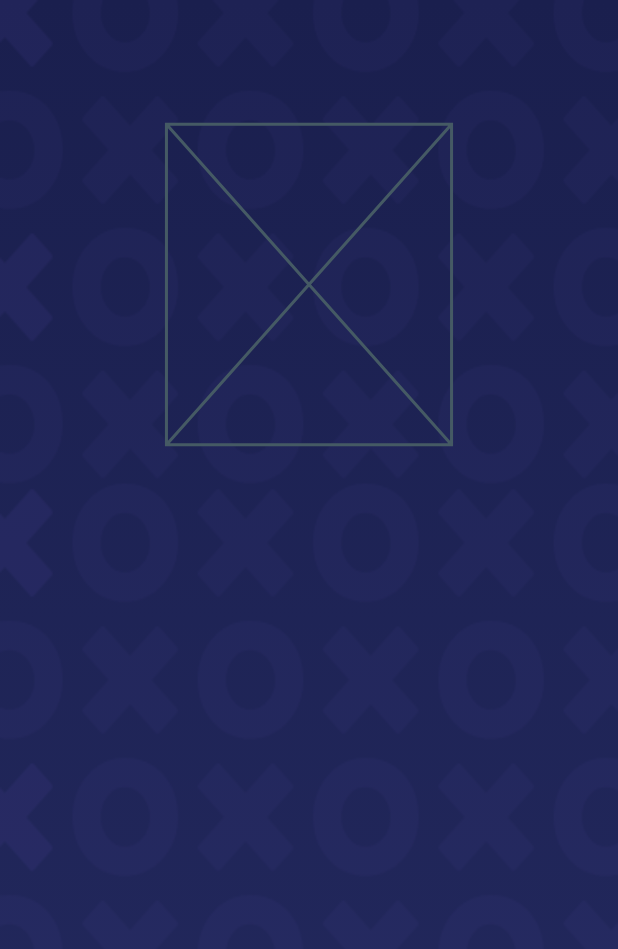
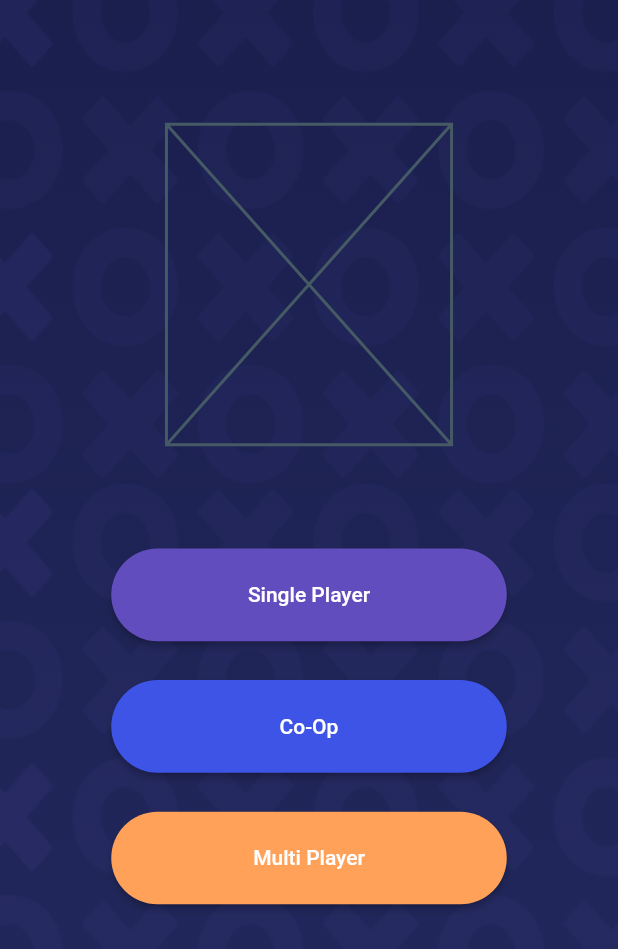
Before and after one commit to yagizdo/tictactoe-multiplayer-game, a Flutter app: the screen it shows after launch, on a phone screen of 412 x 824 dp. Shown: the top 949 px of the screen. Run offline on Flutter 3.47's test engine with Material 2 defaults, Android fonts, the phone set to English and light mode, and no system bars; our stand-ins replace easy_localization, flutter_screenutil, internet_connection_checker, lottie, page_transition.

Commit message:
added menu buttons

```diff
--- a/lib/constants/app_constants.dart
+++ b/lib/constants/app_constants.dart
@@ -28,6 +28,17 @@ SizedBox height8 = SizedBox(
   height: 8.h,
 );
 
+// Home view logo top padding
 SizedBox height67 = SizedBox(
   height: 67.h,
 );
+
+// Home view single player button top padding
+SizedBox height56 = SizedBox(
+  height: 56.h,
+);
+
+// Menu buttons between padding
+SizedBox height21 = SizedBox(
+  height: 21.h,
+);
--- a/lib/constants/app_theme.dart
+++ b/lib/constants/app_theme.dart
@@ -1,6 +1,8 @@
 import 'package:flutter/material.dart';
 
 const darkBlue = Color(0xFF1C2151);
+const blue = Color(0xFF3D54E6);
+const orange = Color(0xFFFFA158);
 const linearColorOne = Color(0xFF1A1F4E);
 const linearColorTwo = Color(0xFF23295E);
 const purple = Color(0xFF624DBE);
--- a/lib/view/home_view.dart
+++ b/lib/view/home_view.dart
@@ -4,6 +4,7 @@ import 'package:tictactoe_multiplayer_game/constants/app_constants.dart';
 
 import '../constants/app_assets.dart';
 import '../constants/app_theme.dart';
+import '../widget/home_view/menu_button.dart';
 
 class HomeView extends StatelessWidget {
   const HomeView({Key? key}) : super(key: key);
@@ -28,6 +29,40 @@ class HomeView extends StatelessWidget {
             height67,
             // Logo Placeholder
             SizedBox(width: 173.w, height: 173.h, child: const Placeholder()),
+            height56,
+
+            // Single Player
+            MenuButton(
+              function: () {},
+              width: 240.w,
+              height: 50.h,
+              borderRadius: 30.sp,
+              child: const Text('Single Player'),
+            ),
+
+            height21,
+
+            // Co-Op
+            MenuButton(
+              function: () {},
+              width: 240.w,
+              height: 50.h,
+              backgroundColor: blue,
+              borderRadius: 30.sp,
+              child: const Text('Co-Op'),
+            ),
+
+            height21,
+
+            // Multi Player
+            MenuButton(
+              function: () {},
+              width: 240.w,
+              height: 50.h,
+              backgroundColor: orange,
+              borderRadius: 30.sp,
+              child: const Text('Multi Player'),
+            ),
           ],
         ),
       ),
```
